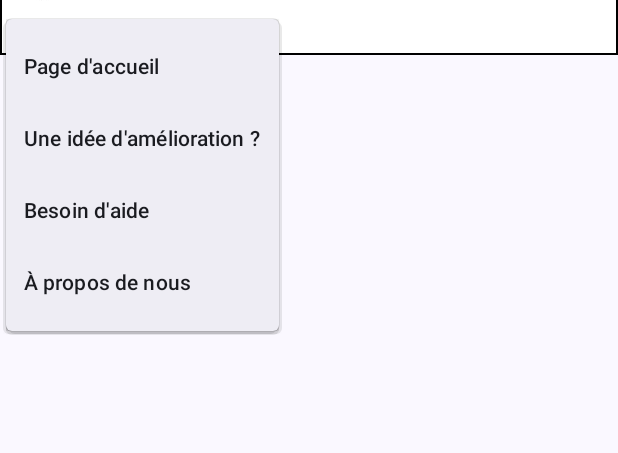
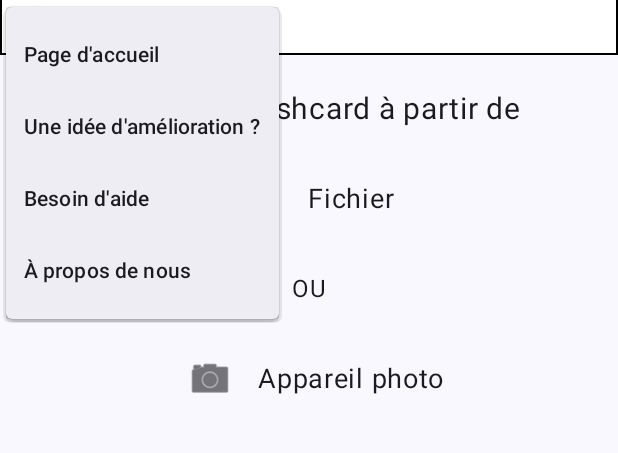
Before and after one commit to Eileda6/Schema_Flash_Adelie_Brunel, an Android app built with Jetpack Compose: the AjouterFicheScreen screen opened through its navigation route, after a tap on "Menu", on a phone screen of 412 x 824 dp, the part 77-530 px from its top. Run offline under Robolectric (Android 15) with nearby library versions, the phone set to English and light mode, and no system bars.

Commit message:
updates ajouterFicheScreen

```diff
--- a/app/src/main/java/fr/ensim/android/schemaflash/AjouterFicheScreen.kt
+++ b/app/src/main/java/fr/ensim/android/schemaflash/AjouterFicheScreen.kt
@@ -6,6 +6,7 @@ import androidx.compose.foundation.border
 import androidx.compose.foundation.layout.*
 import androidx.compose.material3.*
 import androidx.compose.runtime.*
+import androidx.compose.ui.Alignment
 import androidx.compose.ui.Modifier
 import androidx.compose.ui.graphics.Color
 import androidx.compose.ui.res.painterResource
@@ -19,9 +20,7 @@ fun AjouterFicheScreen(onRetourAccueil: () -> Unit) {
     Scaffold(
         topBar = {
             TopAppBar(
-                title = {
-                    Text("Schema Flash", fontSize = 26.sp)
-                },
+                title = { Text("Schema Flash", fontSize = 26.sp) },
                 navigationIcon = {
                     Box {
                         IconButton(onClick = { menuExpanded = true }) {
@@ -31,10 +30,6 @@ fun AjouterFicheScreen(onRetourAccueil: () -> Unit) {
                             )
                         }
 
-                        DropdownMenu(
-                            expanded = menuExpanded,
-                            onDismissRequest = { menuExpanded = false }
-                        ) {
                         MenuDeroulant(
                             expanded = menuExpanded,
                             onDismiss = { menuExpanded = false },
@@ -45,7 +40,6 @@ fun AjouterFicheScreen(onRetourAccueil: () -> Unit) {
                         )
 
                     }
-                    }
                 },
                 colors = TopAppBarDefaults.smallTopAppBarColors(containerColor = Color.White),
                 modifier = Modifier
@@ -55,12 +49,49 @@ fun AjouterFicheScreen(onRetourAccueil: () -> Unit) {
             )
         }
     ) { innerPadding ->
-        Box(
+        Column(
             modifier = Modifier
                 .padding(innerPadding)
                 .fillMaxSize()
+                .padding(24.dp),
+            verticalArrangement = Arrangement.spacedBy(24.dp),
+            horizontalAlignment = Alignment.CenterHorizontally
         ) {
-            // Contenu temporairement vide
+            Text(text = "Créer une flashcard à partir de", fontSize = 20.sp)
+
+            // Bouton 1 : Fichier
+            Row(verticalAlignment = Alignment.CenterVertically) {
+                IconButton(onClick = {
+                    // Action pour importer un fichier
+                }) {
+                    Icon(
+                        painter = painterResource(id = android.R.drawable.ic_menu_upload), // Choisis une icône adaptée
+                        contentDescription = "Importer fichier",
+                        modifier = Modifier.size(32.dp)
+                    )
+                }
+                Spacer(modifier = Modifier.width(8.dp))
+                Text(text = "Fichier", fontSize = 18.sp)
+            }
+
+            Text(text = "OU", fontSize = 16.sp)
+
+
+// Bouton 2 : Appareil photo
+            Row(verticalAlignment = Alignment.CenterVertically) {
+                IconButton(onClick = {
+                    // Action pour prendre une photo
+                }) {
+                    Icon(
+                        painter = painterResource(id = android.R.drawable.ic_menu_camera),
+                        contentDescription = "Prendre une photo",
+                        modifier = Modifier.size(32.dp)
+                    )
+                }
+                Spacer(modifier = Modifier.width(8.dp))
+                Text(text = "Appareil photo", fontSize = 18.sp)
+            }
+
         }
     }
 }
```
Lines whose indentation alone changed are shown as unchanged.
